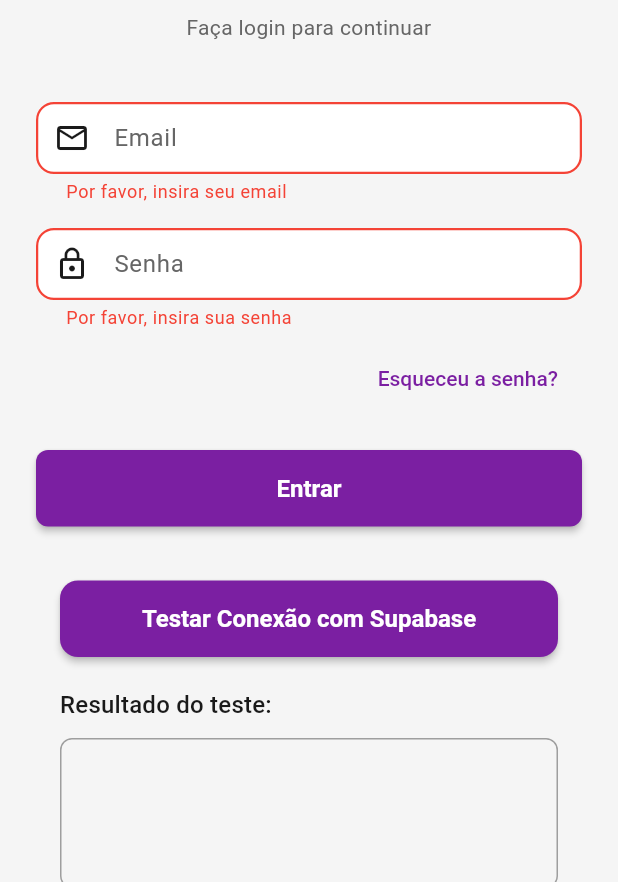
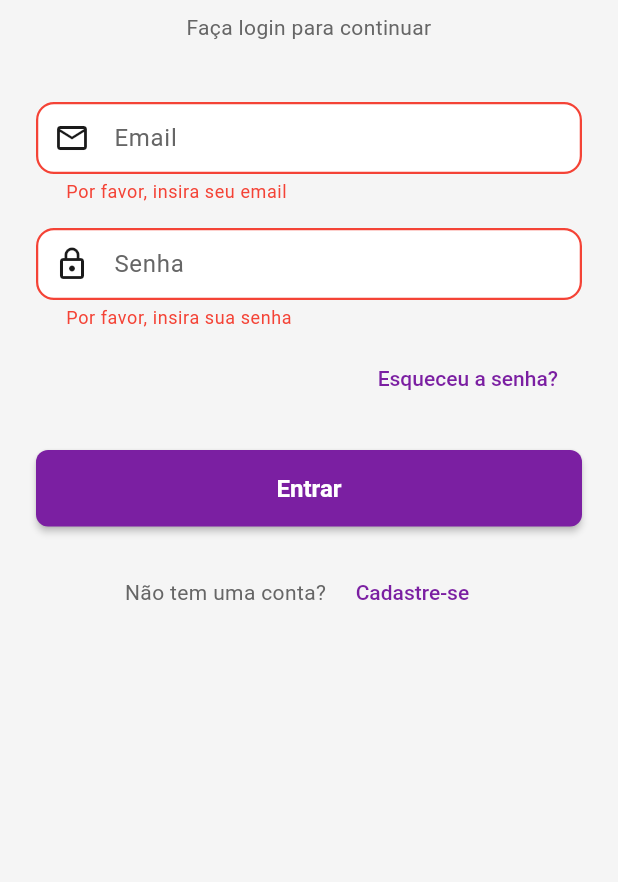
Before and after one commit to cleitao-anao/BancoDigitalFlutter, a Flutter app: the screen it shows after launch, after a tap on "Entrar", on a phone screen of 412 x 824 dp, the part 354-1236 px from its top. Run offline on Flutter 3.47's test engine with Material 3 defaults, Android fonts, the phone set to English and light mode, and no system bars; our stand-ins replace connectivity_plus, mask_text_input_formatter, shared_preferences, supabase_flutter; accounts and stored records are empty.

Commit message:
agora esta pronto para o professor

```diff
--- a/lib/screens/login_screen.dart
+++ b/lib/screens/login_screen.dart
@@ -2,7 +2,6 @@ import 'package:flutter/material.dart';
 import 'package:provider/provider.dart';
 import 'package:flutter_application_1/services/auth_service.dart';
 import 'package:flutter_application_1/theme/app_theme.dart';
-import 'package:flutter_application_1/widgets/supabase_test_widget.dart';
 import 'package:flutter_application_1/screens/signup_screen.dart';
 
 class LoginScreen extends StatefulWidget {
@@ -185,9 +184,6 @@ class _LoginScreenState extends State<LoginScreen> {
                 ),
 
                 const SizedBox(height: 20),
-                // Widget de teste do Supabase
-                const SupabaseTestWidget(),
-
                 // Register
                 Row(
                   mainAxisAlignment: MainAxisAlignment.center,
--- a/lib/screens/pix/pix_history_screen.dart
+++ b/lib/screens/pix/pix_history_screen.dart
@@ -68,7 +68,7 @@ class _PixHistoryScreenState extends State<PixHistoryScreen> {
           ),
           const SizedBox(height: 16),
           Text(
-            'Nenhuma transação encontrada',
+            'Nenhuma transação encontrada(desculpe professsor não conseguir terminar)',
             style: TextStyle(
               fontSize: 18,
               color: Colors.grey[600],
--- a/lib/widgets/supabase_test_widget.dart
+++ /dev/null
@@ -1,84 +0,0 @@
-import 'package:flutter/material.dart';
-import 'package:supabase_flutter/supabase_flutter.dart';
-
-class SupabaseTestWidget extends StatefulWidget {
-  const SupabaseTestWidget({Key? key}) : super(key: key);
-
-  @override
-  _SupabaseTestWidgetState createState() => _SupabaseTestWidgetState();
-}
-
-class _SupabaseTestWidgetState extends State<SupabaseTestWidget> {
-  bool _isLoading = false;
-  String _result = '';
-  final _supabase = Supabase.instance.client;
-
-  Future<void> _testConnection() async {
-    setState(() {
-      _isLoading = true;
-      _result = 'Testando conexão...';
-    });
-
-    try {
-      // Testa uma consulta simples à tabela 'accounts'
-      final response = await _supabase
-          .from('accounts')
-          .select()
-          .limit(1);
-
-      setState(() {
-        _result = 'Conexão bem-sucedida!\n\nDados recebidos:\n$response';
-      });
-    } catch (e) {
-      setState(() {
-        _result = 'Erro na conexão:\n$e';
-      });
-    } finally {
-      setState(() {
-        _isLoading = false;
-      });
-    }
-  }
-
-  @override
-  Widget build(BuildContext context) {
-    return Padding(
-      padding: const EdgeInsets.all(16.0),
-      child: Column(
-        mainAxisSize: MainAxisSize.min,
-        crossAxisAlignment: CrossAxisAlignment.stretch,
-        children: [
-          ElevatedButton(
-            onPressed: _isLoading ? null : _testConnection,
-            child: _isLoading
-                ? const CircularProgressIndicator()
-                : const Text('Testar Conexão com Supabase'),
-          ),
-          const SizedBox(height: 20),
-          Text(
-            'Resultado do teste:',
-            style: Theme.of(context).textTheme.titleMedium,
-          ),
-          const SizedBox(height: 10),
-          Container(
-            padding: const EdgeInsets.all(12),
-            decoration: BoxDecoration(
-              border: Border.all(color: Colors.grey),
-              borderRadius: BorderRadius.circular(8),
-            ),
-            constraints: const BoxConstraints(
-              minHeight: 100,
-              maxHeight: 400,
-            ),
-            child: SingleChildScrollView(
-              child: SelectableText(
-                _result,
-                style: const TextStyle(fontFamily: 'monospace'),
-              ),
-            ),
-          ),
-        ],
-      ),
-    );
-  }
-}
```
Also changed, not shown: assets/icon/icon.png (added), 1 other file.
